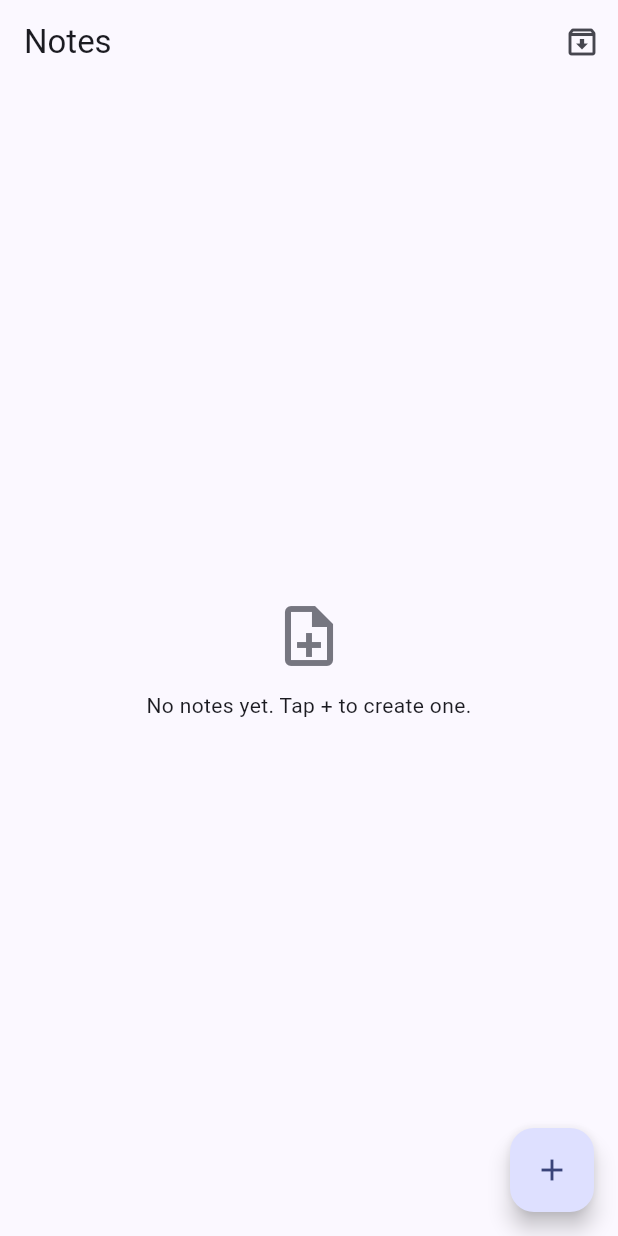
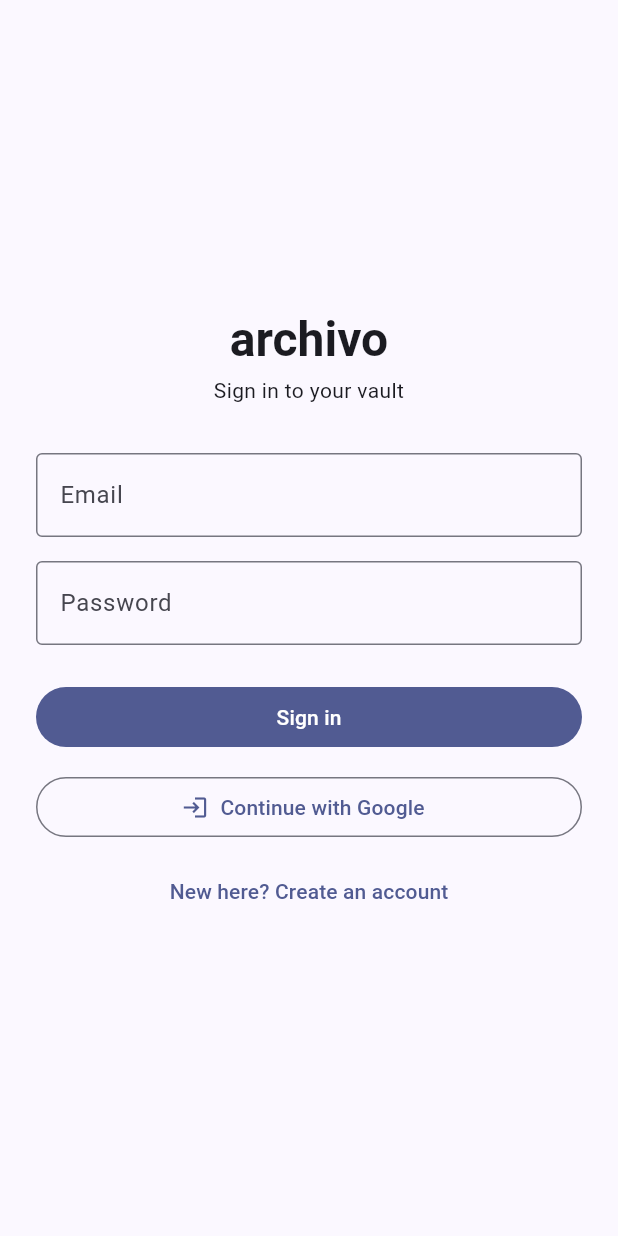
Before and after one commit to techiepriyansh91/archivo, a Flutter app: the screen it shows after launch, on a phone screen of 412 x 824 dp. Run offline on Flutter 3.47's test engine with Material 3 defaults, Android fonts, the phone set to English and light mode, and no system bars; our stand-ins replace drift, equatable, firebase_auth, firebase_core, flutter_bloc, get_it and 1 more; accounts and stored records are empty; generated files the repository leaves out were written again.

Commit message:
feat: Slice 1b - Firebase auth (email/password + Google), auth gate
Replaces the temporary local auth stub with real Firebase auth against
archivo-dev. Identity now owns every note for real.

- Firebase.initializeApp in main.dart via generated firebase_options.dart
  (archivo-dev; android + ios apps registered)
- FirebaseAuthRepository implements AuthRepository:
  - email/password sign-in + register
  - Google sign-in via google_sign_in 7.x (initialize/authenticate)
  - FirebaseAuthException -> friendly AuthFailure messages
- AuthCubit + AuthState: signed-in user driven by authStateChanges stream
  (single source of truth); operations only toggle submitting/error
- LoginPage (email/password form, register toggle, Google button, errors)
- AuthGate: splash -> login -> notes (notes stack only built once signed in,
  so the repo always has a uid); sign-out action in the notes app bar
- DI swapped to FirebaseAuthRepository + AuthCubit; dead stub deleted

Tests: AuthCubit (4) - stream-driven auth, submitting/error, sign-out
delegation. Full suite 18 green, analyze clean.

Follow-ups (user actions in Firebase console, archivo-dev):
- Authentication > Sign-in method: enable Email/Password and Google
- Google on Android additionally needs the app SHA-1 registered

Co-Authored-By: Claude Opus 4.8 <noreply@anthropic.com>

```diff
--- a/lib/app.dart
+++ b/lib/app.dart
@@ -1,8 +1,8 @@
 import 'package:flutter/material.dart';
 import 'package:flutter_bloc/flutter_bloc.dart';
 
-import 'features/notes/presentation/cubit/notes_cubit.dart';
-import 'features/notes/presentation/pages/notes_list_page.dart';
+import 'features/auth/presentation/cubit/auth_cubit.dart';
+import 'features/auth/presentation/widgets/auth_gate.dart';
 import 'injection/injection.dart';
 
 class ArchivoApp extends StatelessWidget {
@@ -10,9 +10,10 @@ class ArchivoApp extends StatelessWidget {
 
   @override
   Widget build(BuildContext context) {
-    // Provided above MaterialApp so pushed routes (the editor) can read it.
-    return BlocProvider<NotesCubit>(
-      create: (_) => getIt<NotesCubit>(),
+    // AuthCubit lives above MaterialApp so the gate (and sign-out from any
+    // route) can read it.
+    return BlocProvider<AuthCubit>(
+      create: (_) => getIt<AuthCubit>(),
       child: MaterialApp(
         title: 'archivo',
         debugShowCheckedModeBanner: false,
@@ -20,9 +21,7 @@ class ArchivoApp extends StatelessWidget {
           useMaterial3: true,
           colorScheme: ColorScheme.fromSeed(seedColor: Colors.indigo),
         ),
-        // Slice 1: a single global notes list. Slice 1b inserts the auth gate
-        // here once Firebase is configured.
-        home: const NotesListPage(),
+        home: const AuthGate(),
       ),
     );
   }
--- /dev/null
+++ b/lib/features/auth/data/firebase_auth_repository.dart
@@ -0,0 +1,111 @@
+import 'package:firebase_auth/firebase_auth.dart' as fb;
+import 'package:google_sign_in/google_sign_in.dart';
+
+import '../../../core/error/failure.dart';
+import '../domain/entities/app_user.dart';
+import '../domain/repositories/auth_repository.dart';
+
+class FirebaseAuthRepository implements AuthRepository {
+  FirebaseAuthRepository(this._auth, {GoogleSignIn? googleSignIn})
+    : _google = googleSignIn ?? GoogleSignIn.instance;
+
+  final fb.FirebaseAuth _auth;
+  final GoogleSignIn _google;
+  bool _googleReady = false;
+
+  AppUser? _toUser(fb.User? user) => user == null
+      ? null
+      : AppUser(
+          uid: user.uid,
+          email: user.email,
+          displayName: user.displayName,
+        );
+
+  @override
+  AppUser? get currentUser => _toUser(_auth.currentUser);
+
+  @override
+  Stream<AppUser?> authStateChanges() => _auth.authStateChanges().map(_toUser);
+
+  @override
+  Future<AppUser> signInWithEmail({
+    required String email,
+    required String password,
+  }) {
+    return _runFirebase(() async {
+      final cred = await _auth.signInWithEmailAndPassword(
+        email: email,
+        password: password,
+      );
+      return _toUser(cred.user)!;
+    });
+  }
+
+  @override
+  Future<AppUser> registerWithEmail({
+    required String email,
+    required String password,
+  }) {
+    return _runFirebase(() async {
+      final cred = await _auth.createUserWithEmailAndPassword(
+        email: email,
+        password: password,
+      );
+      return _toUser(cred.user)!;
+    });
+  }
+
+  @override
+  Future<AppUser> signInWithGoogle() {
+    return _runFirebase(() async {
+      // google_sign_in 7.x: initialize once, then authenticate().
+      if (!_googleReady) {
+        await _google.initialize();
+        _googleReady = true;
+      }
+      final account = await _google.authenticate();
+      final idToken = account.authentication.idToken;
+      if (idToken == null) {
+        throw const AuthFailure('Google sign-in returned no token.');
+      }
+      final credential = fb.GoogleAuthProvider.credential(idToken: idToken);
+      final cred = await _auth.signInWithCredential(credential);
+      return _toUser(cred.user)!;
+    });
+  }
+
+  @override
+  Future<void> signOut() async {
+    await _auth.signOut();
+    try {
+      await _google.signOut();
+    } on GoogleSignInException {
+      // Not signed in via Google; nothing to do.
+    }
+  }
+
+  /// Maps Firebase/Google exceptions to a domain [AuthFailure].
+  Future<T> _runFirebase<T>(Future<T> Function() action) async {
+    try {
+      return await action();
+    } on fb.FirebaseAuthException catch (e) {
+      throw AuthFailure(_messageFor(e));
+    } on GoogleSignInException catch (e) {
+      throw AuthFailure('Google sign-in failed (${e.code.name}).');
+    }
+  }
+
+  String _messageFor(fb.FirebaseAuthException e) {
+    return switch (e.code) {
+      'invalid-email' => 'That email address is invalid.',
+      'user-disabled' => 'This account has been disabled.',
+      'user-not-found' ||
+      'wrong-password' ||
+      'invalid-credential' => 'Incorrect email or password.',
+      'email-already-in-use' => 'An account already exists for that email.',
+      'weak-password' => 'Password is too weak (min 6 characters).',
+      'network-request-failed' => 'Network error. Check your connection.',
+      _ => e.message ?? 'Authentication failed.',
+    };
+  }
+}
--- /dev/null
+++ b/lib/features/auth/presentation/cubit/auth_cubit.dart
@@ -0,0 +1,65 @@
+import 'dart:async';
+
+import 'package:flutter_bloc/flutter_bloc.dart';
+
+import '../../../../core/error/failure.dart';
+import '../../domain/entities/app_user.dart';
+import '../../domain/repositories/auth_repository.dart';
+import 'auth_state.dart';
+
+/// Owns authentication state. The signed-in user is driven by the repository's
+/// [AuthRepository.authStateChanges] stream (the single source of truth);
+/// sign-in/register/google operations only toggle submitting/error.
+class AuthCubit extends Cubit<AuthState> {
+  AuthCubit(this._repository) : super(const AuthState.initial()) {
+    _sub = _repository.authStateChanges().listen(_onUserChanged);
+  }
+
+  final AuthRepository _repository;
+  late final StreamSubscription<AppUser?> _sub;
+
+  void _onUserChanged(AppUser? user) {
+    emit(
+      state.copyWith(
+        user: user,
+        clearUser: user == null,
+        resolved: true,
+        clearError: true,
+      ),
+    );
+  }
+
+  Future<void> signInWithEmail(String email, String password) =>
+      _run(() => _repository.signInWithEmail(email: email, password: password));
+
+  Future<void> register(String email, String password) => _run(
+    () => _repository.registerWithEmail(email: email, password: password),
+  );
+
+  Future<void> signInWithGoogle() => _run(_repository.signInWithGoogle);
+
+  Future<void> signOut() => _repository.signOut();
+
+  /// Runs an auth operation, surfacing submitting/error. Success is reflected by
+  /// the auth-state stream, not here.
+  Future<void> _run(Future<void> Function() action) async {
+    emit(state.copyWith(isSubmitting: true, clearError: true));
+    try {
+      await action();
+      emit(state.copyWith(isSubmitting: false));
+    } catch (e) {
+      emit(
+        state.copyWith(
+          isSubmitting: false,
+          error: e is Failure ? e.message : 'Something went wrong.',
+        ),
+      );
+    }
+  }
+
+  @override
+  Future<void> close() {
+    _sub.cancel();
+    return super.close();
+  }
+}
--- /dev/null
+++ b/lib/features/auth/presentation/cubit/auth_state.dart
@@ -0,0 +1,48 @@
+import 'package:equatable/equatable.dart';
+
+import '../../domain/entities/app_user.dart';
+
+class AuthState extends Equatable {
+  const AuthState({
+    this.user,
+    this.resolved = false,
+    this.isSubmitting = false,
+    this.error,
+  });
+
+  const AuthState.initial() : this();
+
+  /// Signed-in user, or null when signed out.
+  final AppUser? user;
+
+  /// True once the first auth-state event has arrived (avoids flashing the login
+  /// screen before Firebase reports the persisted session).
+  final bool resolved;
+
+  /// An auth operation (sign in / register / google) is in flight.
+  final bool isSubmitting;
+
+  /// Last operation error, shown on the login form.
+  final String? error;
+
+  bool get isAuthenticated => user != null;
+
+  AuthState copyWith({
+    AppUser? user,
+    bool clearUser = false,
+    bool? resolved,
+    bool? isSubmitting,
+    String? error,
+    bool clearError = false,
+  }) {
+    return AuthState(
+      user: clearUser ? null : (user ?? this.user),
+      resolved: resolved ?? this.resolved,
+      isSubmitting: isSubmitting ?? this.isSubmitting,
+      error: clearError ? null : (error ?? this.error),
+    );
+  }
+
+  @override
+  List<Object?> get props => [user, resolved, isSubmitting, error];
+}
--- /dev/null
+++ b/lib/features/auth/presentation/pages/login_page.dart
@@ -0,0 +1,155 @@
+import 'package:flutter/material.dart';
+import 'package:flutter_bloc/flutter_bloc.dart';
+
+import '../cubit/auth_cubit.dart';
+import '../cubit/auth_state.dart';
+
+class LoginPage extends StatefulWidget {
+  const LoginPage({super.key});
+
+  @override
+  State<LoginPage> createState() => _LoginPageState();
+}
+
+class _LoginPageState extends State<LoginPage> {
+  final _formKey = GlobalKey<FormState>();
+  final _email = TextEditingController();
+  final _password = TextEditingController();
+  bool _isRegister = false;
+
+  @override
+  void dispose() {
+    _email.dispose();
+    _password.dispose();
+    super.dispose();
+  }
+
+  void _submit() {
+    if (!_formKey.currentState!.validate()) return;
+    final cubit = context.read<AuthCubit>();
+    final email = _email.text.trim();
+    final password = _password.text;
+    if (_isRegister) {
+      cubit.register(email, password);
+    } else {
+      cubit.signInWithEmail(email, password);
+    }
+  }
+
+  @override
+  Widget build(BuildContext context) {
+    return Scaffold(
+      body: SafeArea(
+        child: Center(
+          child: SingleChildScrollView(
+            padding: const EdgeInsets.all(24),
+            child: ConstrainedBox(
+              constraints: const BoxConstraints(maxWidth: 420),
+              child: BlocBuilder<AuthCubit, AuthState>(
+                builder: (context, state) {
+                  final busy = state.isSubmitting;
+                  return Form(
+                    key: _formKey,
+                    child: Column(
+                      crossAxisAlignment: CrossAxisAlignment.stretch,
+                      children: [
+                        Text(
+                          'archivo',
+                          textAlign: TextAlign.center,
+                          style: Theme.of(context).textTheme.headlineLarge
+                              ?.copyWith(fontWeight: FontWeight.bold),
+                        ),
+                        const SizedBox(height: 4),
+                        Text(
+                          _isRegister
+                              ? 'Create your account'
+                              : 'Sign in to your vault',
+                          textAlign: TextAlign.center,
+                          style: Theme.of(context).textTheme.bodyMedium,
+                        ),
+                        const SizedBox(height: 32),
+                        TextFormField(
+                          controller: _email,
+                          enabled: !busy,
+                          keyboardType: TextInputType.emailAddress,
+                          autofillHints: const [AutofillHints.email],
+                          decoration: const InputDecoration(
+                            labelText: 'Email',
+                            border: OutlineInputBorder(),
+                          ),
+                          validator: (v) => (v == null || !v.contains('@'))
+                              ? 'Enter a valid email'
+                              : null,
+                        ),
+                        const SizedBox(height: 16),
+                        TextFormField(
+                          controller: _password,
+                          enabled: !busy,
+                          obscureText: true,
+                          decoration: const InputDecoration(
+                            labelText: 'Password',
+                            border: OutlineInputBorder(),
+                          ),
+                          validator: (v) => (v == null || v.length < 6)
+                              ? 'Min 6 characters'
+                              : null,
+                          onFieldSubmitted: (_) => busy ? null : _submit(),
+                        ),
+                        if (state.error != null) ...[
+                          const SizedBox(height: 16),
+                          Text(
+                            state.error!,
+                            style: TextStyle(
+                              color: Theme.of(context).colorScheme.error,
+                            ),
+                          ),
+                        ],
+                        const SizedBox(height: 24),
+                        FilledButton(
+                          onPressed: busy ? null : _submit,
+                          child: busy
+                              ? const SizedBox(
+                                  height: 20,
+                                  width: 20,
+                                  child: CircularProgressIndicator(
+                                    strokeWidth: 2,
+                                  ),
+                                )
+                              : Text(
+                                  _isRegister ? 'Create account' : 'Sign in',
+                                ),
+                        ),
+                        const SizedBox(height: 12),
+                        OutlinedButton.icon(
+                          onPressed: busy
+                              ? null
+                              : () => context
+                                    .read<AuthCubit>()
+                                    .signInWithGoogle(),
+                          icon: const Icon(Icons.login),
+                          label: const Text('Continue with Google'),
+                        ),
+                        const SizedBox(height: 8),
+                        TextButton(
+                          onPressed: busy
+                              ? null
+                              : () =>
+                                    setState(() => _isRegister = !_isRegister),
+                          child: Text(
+                            _isRegister
+                                ? 'Have an account? Sign in'
+                                : "New here? Create an account",
+                          ),
+                        ),
+                      ],
+                    ),
+                  );
+                },
+              ),
+            ),
+          ),
+        ),
+      ),
+    );
+  }
+}
--- /dev/null
+++ b/lib/features/auth/presentation/widgets/auth_gate.dart
@@ -0,0 +1,36 @@
+import 'package:flutter/material.dart';
+import 'package:flutter_bloc/flutter_bloc.dart';
+
+import '../../../notes/presentation/cubit/notes_cubit.dart';
+import '../../../notes/presentation/pages/notes_list_page.dart';
+import '../../../../injection/injection.dart';
+import '../cubit/auth_cubit.dart';
+import '../cubit/auth_state.dart';
+import '../pages/login_page.dart';
+
+/// Routes between the login screen and the app based on auth state. The notes
+/// stack is only built once authenticated, so the NotesRepository always has a
+/// signed-in uid to scope writes to.
+class AuthGate extends StatelessWidget {
+  const AuthGate({super.key});
+
+  @override
+  Widget build(BuildContext context) {
+    return BlocBuilder<AuthCubit, AuthState>(
+      builder: (context, state) {
+        if (!state.resolved) {
+          return const Scaffold(
+            body: Center(child: CircularProgressIndicator()),
+          );
+        }
+        if (!state.isAuthenticated) {
+          return const LoginPage();
+        }
+        return BlocProvider<NotesCubit>(
+          create: (_) => getIt<NotesCubit>(),
+          child: const NotesListPage(),
+        );
+      },
+    );
+  }
+}
--- a/lib/features/notes/presentation/pages/notes_list_page.dart
+++ b/lib/features/notes/presentation/pages/notes_list_page.dart
@@ -1,6 +1,7 @@
 import 'package:flutter/material.dart';
 import 'package:flutter_bloc/flutter_bloc.dart';
 
+import '../../../auth/presentation/cubit/auth_cubit.dart';
 import '../../domain/entities/note.dart';
 import '../cubit/notes_cubit.dart';
 import '../cubit/notes_state.dart';
@@ -49,6 +50,11 @@ class _NotesListPageState extends State<NotesListPage> {
             tooltip: _showArchived ? 'Show notes' : 'Show archive',
             icon: Icon(_showArchived ? Icons.notes : Icons.archive_outlined),
             onPressed: _toggleArchivedView,
+          ),
+          IconButton(
+            tooltip: 'Sign out',
+            icon: const Icon(Icons.logout),
+            onPressed: () => context.read<AuthCubit>().signOut(),
           ),
         ],
       ),
--- a/lib/main.dart
+++ b/lib/main.dart
@@ -1,10 +1,13 @@
+import 'package:firebase_core/firebase_core.dart';
 import 'package:flutter/material.dart';
 
 import 'app.dart';
+import 'firebase_options.dart';
 import 'injection/injection.dart';
 
 Future<void> main() async {
   WidgetsFlutterBinding.ensureInitialized();
+  await Firebase.initializeApp(options: DefaultFirebaseOptions.currentPlatform);
   await configureDependencies();
   runApp(const ArchivoApp());
 }
--- a/pubspec.yaml
+++ b/pubspec.yaml
@@ -48,6 +48,9 @@ dependencies:
   flutter_secure_storage: ^10.3.1
   path: ^1.9.1
   path_provider: ^2.1.6
+  firebase_core: ^4.11.0
+  firebase_auth: ^6.5.3
+  google_sign_in: ^7.2.0
 
 dev_dependencies:
   flutter_test:
```
Also changed, not shown: lib/features/auth/data/local_stub_auth_repository.dart (deleted, +0 -41 lines), lib/injection/injection.dart (+13 -4 lines), firebase.json (added), lib/firebase_options.dart (added), pubspec.lock, 9 other files.
